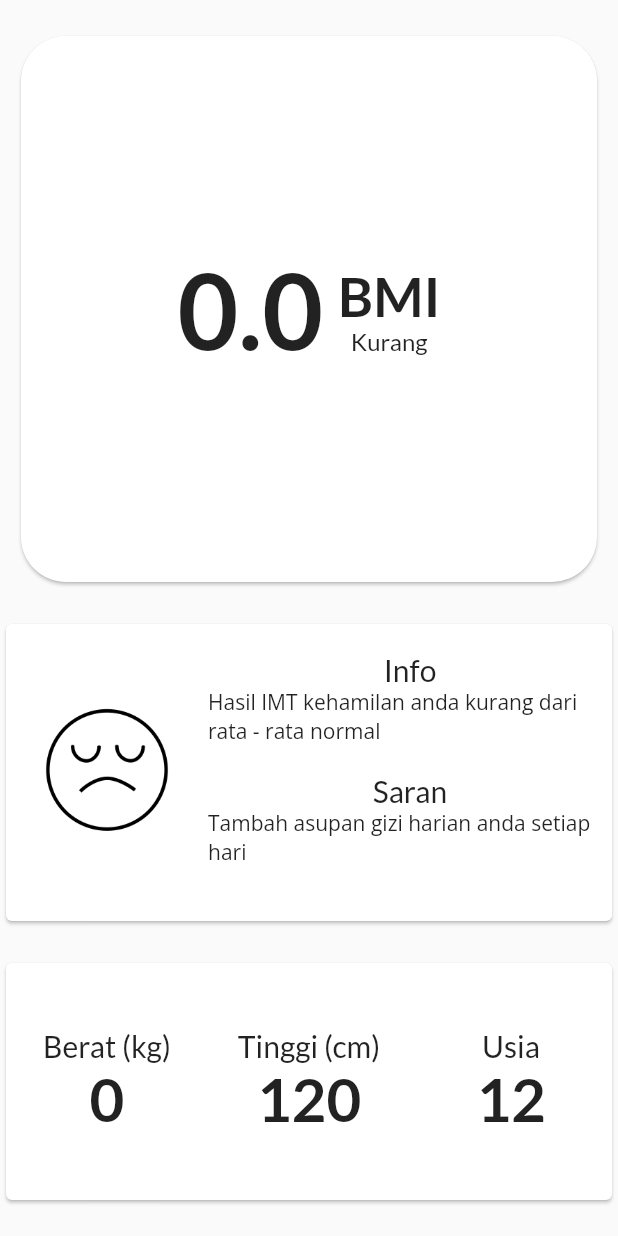
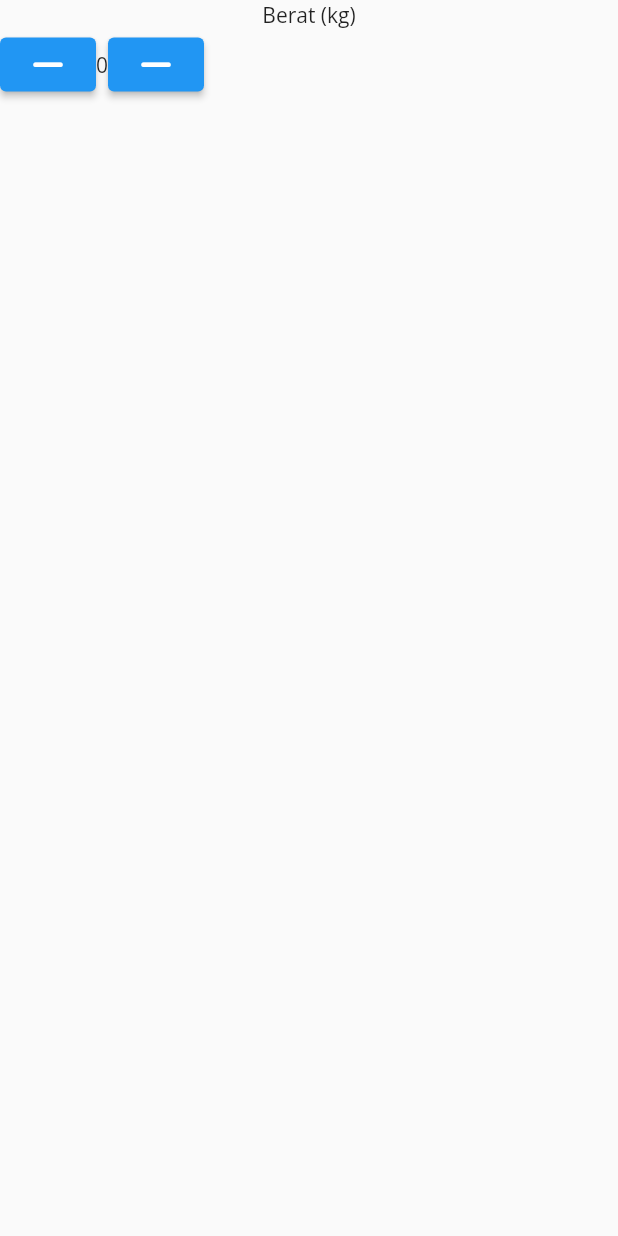
Before and after one commit to alfauzian/temani, a Flutter app: the BMISCREEN screen opened directly, after a tap on "Berat (kg)", on a phone screen of 412 x 824 dp. Run offline on Flutter 3.47's test engine with Material 2 defaults, Android fonts, the phone set to English and light mode, and no system bars; our stand-ins replace flutter_bloc, font_awesome_flutter, google_fonts, percent_indicator, sqflite; accounts and stored records are empty.

Commit message:
delete unused file
- delete some unused file

```diff
--- a/lib/logic/BMI.dart
+++ b/lib/logic/BMI.dart
@@ -12,9 +12,9 @@ TextStyle __textStyle() {
 }
 
 class BMI with ChangeNotifier {
-  late int usia = 12;
+  late int usia = 0;
   late int berat = 0;
-  late int _tinggi = 120;
+  late int _tinggi = 0;
   int get tinggi => _tinggi;
 
   late double hasil = berat / pow(tinggi, 2);
@@ -45,7 +45,7 @@ class BMI with ChangeNotifier {
   }
 
   void changeBeratMin() {
-    this._beratController.sink.add(berat--);
+    berat--;
     notifyListeners();
   }
 
--- a/lib/main.dart
+++ b/lib/main.dart
@@ -1,9 +1,10 @@
 import 'package:flutter/material.dart';
 import 'package:provider/provider.dart';
 import 'package:temani/logic/BMI.dart';
-import 'package:temani/pages/homepage/dashboard2.dart';
+import 'package:temani/pages/homepage/homepage.dart';
 import 'dart:async';
 import 'package:temani/database/gizi_db.dart';
+import 'package:temani/pages/introduction/introduction.dart';
 
 void main() async {
   Provider.debugCheckInvalidValueType = null;
--- a/lib/pages/BMI/BMIScreen.dart
+++ b/lib/pages/BMI/BMIScreen.dart
@@ -3,6 +3,7 @@ import 'package:font_awesome_flutter/font_awesome_flutter.dart';
 import 'package:google_fonts/google_fonts.dart';
 import 'package:provider/provider.dart';
 import 'package:temani/logic/BMI.dart';
+import 'package:temani/pages/BMI/inputBMI.dart';
 
 class BMISCREEN extends StatefulWidget {
   const BMISCREEN({Key? key}) : super(key: key);
@@ -185,7 +186,7 @@ class _BMISCREENState extends State<BMISCREEN> {
                             child: Padding(
                           padding: const EdgeInsets.symmetric(vertical: 20),
                           child: GestureDetector(
-                            onTap: () {},
+                            onTap: () => Navigator.push(context, MaterialPageRoute(builder: ((context) => InputBMI()))),
                             child: Container(
                               width: MediaQuery.of(context).size.width,
                               child: Card(
--- /dev/null
+++ b/lib/pages/BMI/inputBMI.dart
@@ -0,0 +1,53 @@
+import 'package:flutter/material.dart';
+import 'package:flutter_bloc/flutter_bloc.dart';
+import 'package:font_awesome_flutter/font_awesome_flutter.dart';
+import 'package:google_fonts/google_fonts.dart';
+import 'package:provider/provider.dart';
+import 'package:temani/logic/BMI.dart';
+import 'package:temani/pages/BMI/BMIScreen.dart';
+
+class InputBMI extends StatefulWidget {
+  const InputBMI({Key? key}) : super(key: key);
+
+  @override
+  State<InputBMI> createState() => _InputBMIState();
+}
+
+class _InputBMIState extends State<InputBMI> {
+
+
+  @override
+  Widget build(BuildContext context) {
+    return Provider(
+      create: (context) => BMI(),
+      builder: (context, child) => Scaffold(
+        body: Container(
+          child: Column(
+            mainAxisAlignment: MainAxisAlignment.spaceAround,
+            children: [
+              Expanded(
+                  child: Column(
+                children: [
+                  Text('Berat (kg)'),
+                  Row(
+                    children: [
+                      ElevatedButton(
+                          onPressed: () {
+                            return Provider.of<BMI>(context, listen: false).changeBeratMin();
+                          } ,
+                          child: FaIcon(FontAwesomeIcons.minus)),
+                      Text('${Provider.of<BMI>(context).berat}'),
+                      ElevatedButton(
+                          onPressed: () {},
+                          child: FaIcon(FontAwesomeIcons.minus)),
+                    ],
+                  )
+                ],
+              )),
+            ],
+          ),
+        ),
+      ),
+    );
+  }
+}
--- a/lib/pages/Gizi/mainGizi.dart
+++ b/lib/pages/Gizi/giziScreen.dart
@@ -8,7 +8,7 @@ import 'package:provider/provider.dart';
 import 'package:temani/database/gizi_db.dart';
 import 'package:temani/database/gizi_item.dart';
 import 'package:temani/logic/BMI.dart';
-import 'package:temani/logic/logic_gambar.dart';
+import 'package:temani/logic/dashboard_logic.dart';
 class GiziScreen extends StatefulWidget {
   const GiziScreen({Key? key}) : super(key: key);
 
--- a/pubspec.yaml
+++ b/pubspec.yaml
@@ -31,6 +31,7 @@ dependencies:
   font_awesome_flutter: ^10.1.0
   flutter_bloc: ^8.0.1
   bloc: ^8.0.3
+  shared_preferences: ^2.0.15
 
 
 dev_dependencies:
```
Also changed, not shown: lib/bloc/IMT_bloc.dart (deleted, +0 -35 lines), lib/bloc/bmi_bloc.dart (deleted, +0 -38 lines), lib/logic/dashboard_logic.dart (renamed from lib/logic/logic_gambar.dart, +35 -9 lines), lib/models/chatPage_models.dart (deleted, +0 -21 lines), lib/pages/chatPage/chatPage.dart (deleted, +0 -44 lines), lib/pages/homepage/homepage.dart (renamed from lib/pages/homepage/dashboard2.dart, +14 -6 lines), lib/pages/homepage/time_logic.dart (deleted, +0 -11 lines), lib/pages/introduction/introduction.dart (added, +34 -0 lines), pubspec.lock.
